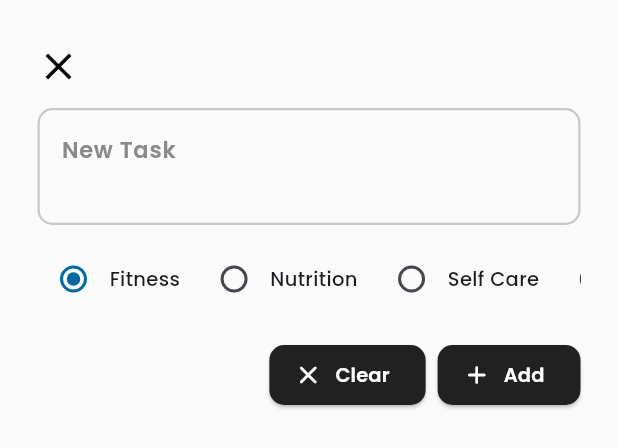
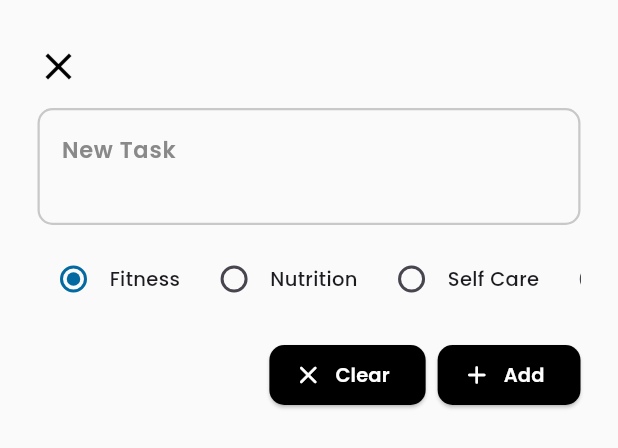
Before and after one commit to evelyn-zhan/cinnamon-health-app, a Flutter app: the AddTaskBottomSheet widget shown alone on an empty page, opened directly, on a phone screen of 412 x 824 dp. Shown: the top 448 px of the screen. Run offline on Flutter 3.47's test engine with Material 3 defaults, Android fonts, the light colour scheme and no system bars; our stand-ins replace google_fonts.

Commit message:
change backgroundColor for Clear and Add Task ElevatedButton

```diff
--- a/lib/components/add_task_bottom_sheet.dart
+++ b/lib/components/add_task_bottom_sheet.dart
@@ -99,7 +99,7 @@ class _AddTaskBottomSheetState extends State<AddTaskBottomSheet> {
                       icon: Icon(Icons.clear_rounded, color: Colors.white, size: 20),
                       label: Text("Clear", style: GoogleFonts.poppins(fontSize: 13, fontWeight: FontWeight.w600)),
                       style: ElevatedButton.styleFrom(
-                        backgroundColor: Color(0xFF212121),
+                        backgroundColor: Colors.black,
                         foregroundColor: Colors.white,
                         shape: RoundedRectangleBorder(
                           borderRadius: BorderRadius.circular(10)
@@ -119,7 +119,7 @@ class _AddTaskBottomSheetState extends State<AddTaskBottomSheet> {
                       icon: Icon(Icons.add_rounded, color: Colors.white, size: 20),
                       label: Text("Add", style: GoogleFonts.poppins(fontSize: 13, fontWeight: FontWeight.w600)),
                       style: ElevatedButton.styleFrom(
-                        backgroundColor: Color(0xFF212121),
+                        backgroundColor: Colors.black,
                         foregroundColor: Colors.white,
                         shape: RoundedRectangleBorder(
                           borderRadius: BorderRadius.circular(10)
```
